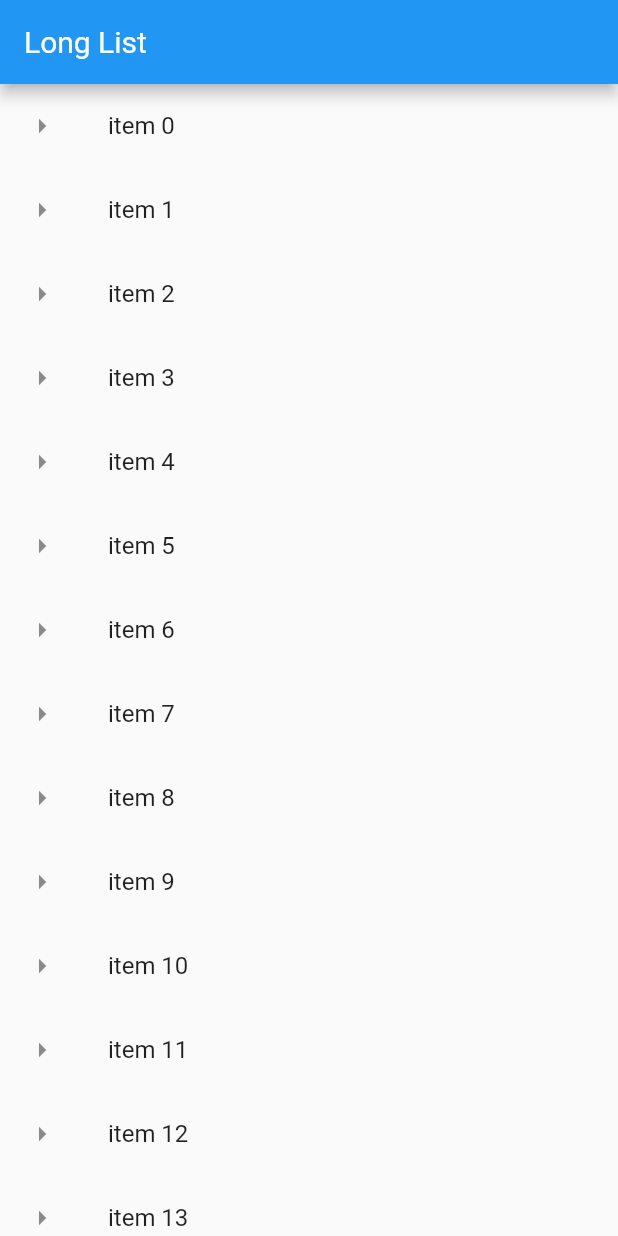
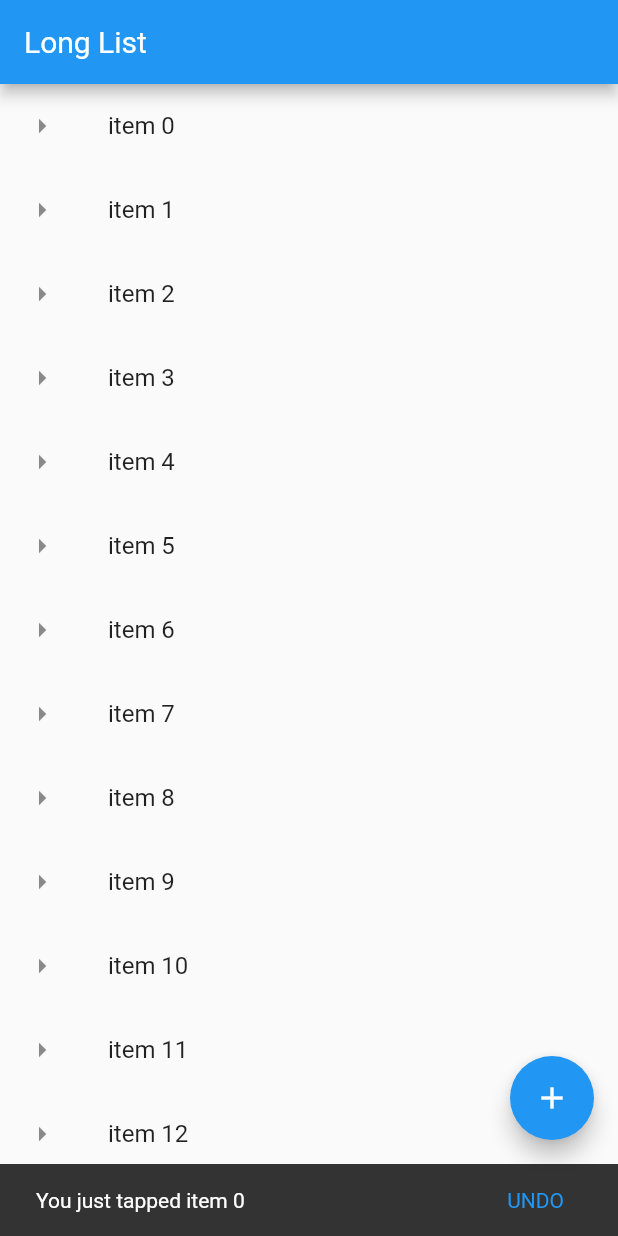
Before and after one commit to ajewolejude/flutterapp, a Flutter app: the screen it shows after launch, after a tap on an icon or button, on a phone screen of 412 x 824 dp. Run offline on Flutter 3.47's test engine with Material 2 defaults, Android fonts, the phone set to English and light mode, and no system bars.

Commit message:
FAB & Snack Bar

```diff
--- a/lib/main.dart
+++ b/lib/main.dart
@@ -12,6 +12,14 @@
     home: Scaffold(
       appBar: AppBar(title: Text("Long List"),),
       body: getListView(),
+      floatingActionButton: FloatingActionButton(
+          onPressed: (){
+            debugPrint("FAB Clicked");
+          },
+              tooltip: 'Add One More Item',
+              child: Icon(Icons.add),
+
+      ),
     )
 
   ));
@@ -34,7 +42,7 @@
           leading: Icon(Icons.arrow_right),
           title: Text(listItems[index]),
           onTap: (){
-            debugPrint('${listItems[index]} was tapped');
+            showSnackBar(context, listItems[index]);
           },
 
 
@@ -44,3 +52,18 @@
   );
   return listView;
 }
+
+void showSnackBar(BuildContext context, String item){
+
+  var snackBar = SnackBar(
+
+    content: Text("You just tapped $item"),
+    action: SnackBarAction(
+        label: 'UNDO',
+        onPressed: (){
+          debugPrint("Performing dummy UNDO Operation");
+        }),
+  );
+
+  Scaffold.of(context).showSnackBar(snackBar);
+}
```
